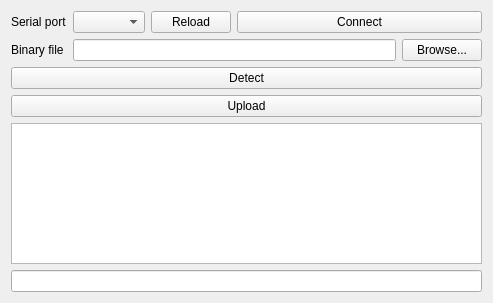
The window that efm32_loader/mainwindow.ui (QkThings/qkloader) describes before a commit, drawn with Qt 5.
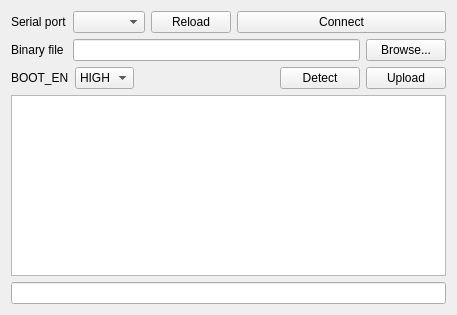
The same window after the commit.

The edit to the form file:
```diff
--- a/efm32_loader/mainwindow.ui
+++ b/efm32_loader/mainwindow.ui
@@ -6,8 +6,8 @@
    <rect>
     <x>0</x>
     <y>0</y>
-    <width>493</width>
-    <height>303</height>
+    <width>457</width>
+    <height>315</height>
    </rect>
   </property>
   <property name="windowTitle">
@@ -79,6 +79,42 @@
      </layout>
     </item>
     <item>
+     <layout class="QHBoxLayout" name="horizontalLayout_3">
+      <item>
+       <widget class="QLabel" name="label_3">
+        <property name="text">
+         <string>BOOT_EN</string>
+        </property>
+       </widget>
+      </item>
+      <item>
+       <widget class="QComboBox" name="comboBootEnPol">
+        <item>
+         <property name="text">
+          <string>HIGH</string>
+         </property>
+        </item>
+        <item>
+         <property name="text">
+          <string>LOW</string>
+         </property>
+        </item>
+       </widget>
+      </item>
+      <item>
+       <spacer name="horizontalSpacer">
+        <property name="orientation">
+         <enum>Qt::Horizontal</enum>
+        </property>
+        <property name="sizeHint" stdset="0">
+         <size>
+          <width>40</width>
+          <height>20</height>
+         </size>
+        </property>
+       </spacer>
+      </item>
+      <item>
      <widget class="QPushButton" name="buttonDetect">
       <property name="text">
        <string>Detect</string>
@@ -91,6 +127,8 @@
        <string>Upload</string>
       </property>
      </widget>
+      </item>
+     </layout>
     </item>
     <item>
      <widget class="QPlainTextEdit" name="textLog"/>
```
Lines whose indentation alone changed are shown as unchanged.
